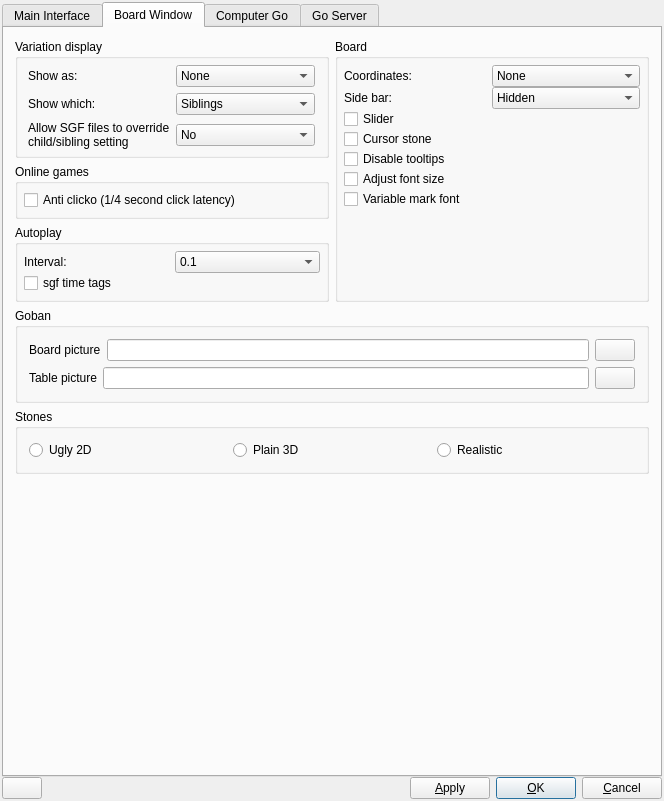
The window that src/preferences_gui.ui (bernds/q5Go) describes before a commit, drawn with Qt 5.
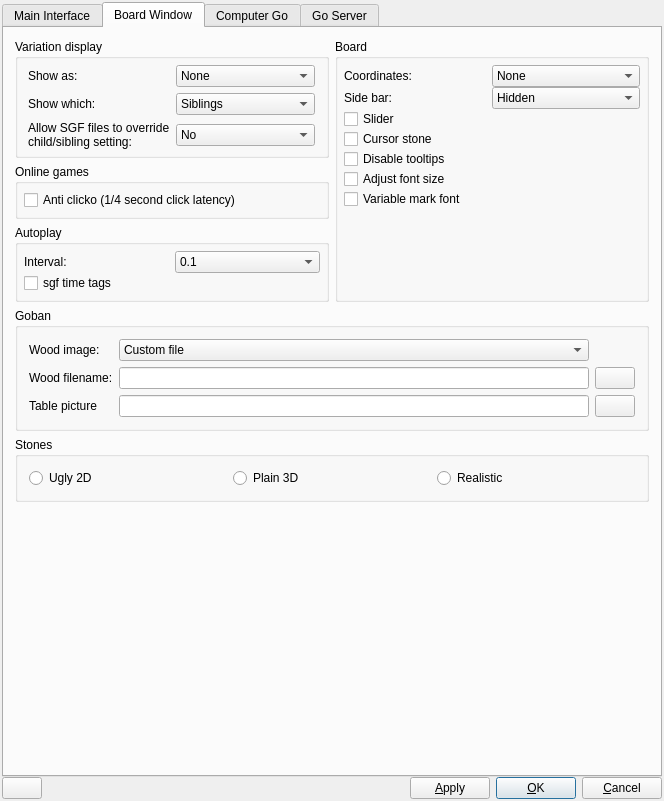
The same window after the commit. Icons and pictures are not drawn.

Commit message:
Fix handling of board wood images
First, make a combo box to make sure all the five available images can be
selected, as well as a custom filename.  Make the filename selection stay in
the same directory as the previous file if possible.

Then, move the loading code to settings, since imagehandler is per-window
and should not try to manage a single pixmap that is identical for all.

While there, also remove the unused altGhost pixmaps to further simplify the
code.

What changed in the file:
```diff
--- a/src/preferences_gui.ui
+++ b/src/preferences_gui.ui
@@ -955,6 +955,147 @@
        <string>Board Window</string>
       </attribute>
       <layout class="QGridLayout">
+       <item row="3" column="0" colspan="2">
+        <widget class="QGroupBox" name="GoEnginegroup_box_2">
+         <property name="title">
+          <string>Goban</string>
+         </property>
+         <layout class="QGridLayout">
+          <property name="leftMargin">
+           <number>11</number>
+          </property>
+          <property name="topMargin">
+           <number>11</number>
+          </property>
+          <property name="rightMargin">
+           <number>11</number>
+          </property>
+          <property name="bottomMargin">
+           <number>11</number>
+          </property>
+          <property name="spacing">
+           <number>6</number>
+          </property>
+          <item row="0" column="0">
+           <widget class="QLabel" name="label_6">
+            <property name="text">
+             <string>Wood image:</string>
+            </property>
+           </widget>
+          </item>
+          <item row="3" column="1">
+           <widget class="QLineEdit" name="LineEdit_Table">
+            <property name="sizePolicy">
+             <sizepolicy hsizetype="MinimumExpanding" vsizetype="Fixed">
+              <horstretch>0</horstretch>
+              <verstretch>0</verstretch>
+             </sizepolicy>
+            </property>
+            <property name="toolTip">
+             <string>Path to the table picture</string>
+            </property>
+            <property name="whatsThis">
+             <string>Path to the table picture.
+If the picture is not set, or unvalid, a default picture is used by qgo</string>
+            </property>
+           </widget>
+          </item>
+          <item row="3" column="0">
+           <widget class="QLabel" name="textLabel1_2">
+            <property name="text">
+             <string>Table picture</string>
+            </property>
+            <property name="wordWrap">
+             <bool>false</bool>
+            </property>
+           </widget>
+          </item>
+          <item row="0" column="1">
+           <widget class="QComboBox" name="woodComboBox">
+            <item>
+             <property name="text">
+              <string>Custom file</string>
+             </property>
+            </item>
+            <item>
+             <property name="text">
+              <string>Default 1</string>
+             </property>
+            </item>
+            <item>
+             <property name="text">
+              <string>Default 2</string>
+             </property>
+            </item>
+            <item>
+             <property name="text">
+              <string>Default 3</string>
+             </property>
+            </item>
+            <item>
+             <property name="text">
+              <string>Default 4</string>
+             </property>
+            </item>
+            <item>
+             <property name="text">
+              <string>Default 5</string>
+             </property>
+            </item>
+           </widget>
+          </item>
+          <item row="3" column="2">
+           <widget class="QPushButton" name="TablePicturePathButton">
+            <property name="text">
+             <string/>
+            </property>
+            <property name="icon">
+             <iconset resource="q4go.qrc">
+              <normaloff>:/PreferencesDialogGui/images/preferences/image1.png</normaloff>:/PreferencesDialogGui/images/preferences/image1.png</iconset>
+            </property>
+           </widget>
+          </item>
+          <item row="1" column="2">
+           <widget class="QPushButton" name="GobanPicturePathButton">
+            <property name="text">
+             <string/>
+            </property>
+            <property name="icon">
+             <iconset resource="q4go.qrc">
+              <normaloff>:/PreferencesDialogGui/images/preferences/image1.png</normaloff>:/PreferencesDialogGui/images/preferences/image1.png</iconset>
+            </property>
+           </widget>
+          </item>
+          <item row="1" column="1">
+           <widget class="QLineEdit" name="LineEdit_goban">
+            <property name="sizePolicy">
+             <sizepolicy hsizetype="Expanding" vsizetype="Fixed">
+              <horstretch>0</horstretch>
+              <verstretch>0</verstretch>
+             </sizepolicy>
+            </property>
+            <property name="toolTip">
+             <string>Path to the goban picture</string>
+            </property>
+            <property name="whatsThis">
+             <string>Path to the goban picture.
+If the picture is not set, or unvalid, a default goban is used by qgo</string>
+            </property>
+           </widget>
+          </item>
+          <item row="1" column="0">
+           <widget class="QLabel" name="textLabel1">
+            <property name="text">
+             <string>Wood filename:</string>
+            </property>
+            <property name="wordWrap">
+             <bool>false</bool>
+            </property>
+           </widget>
+          </item>
+         </layout>
+        </widget>
+       </item>
        <item row="0" column="1" rowspan="3">
         <widget class="QGroupBox" name="boardButtonGroup">
          <property name="title">
@@ -1120,114 +1261,6 @@
          </layout>
         </widget>
        </item>
-       <item row="3" column="0" colspan="2">
-        <widget class="QGroupBox" name="GoEnginegroup_box_2">
-         <property name="title">
-          <string>Goban</string>
-         </property>
-         <layout class="QGridLayout">
-          <property name="leftMargin">
-           <number>11</number>
-          </property>
-          <property name="topMargin">
-           <number>11</number>
-          </property>
-          <property name="rightMargin">
-           <number>11</number>
-          </property>
-          <property name="bottomMargin">
-           <number>11</number>
-          </property>
-          <property name="spacing">
-           <number>6</number>
-          </property>
-          <item row="0" column="0">
-           <layout class="QHBoxLayout">
-            <item>
-             <widget class="QLabel" name="textLabel1">
-              <property name="text">
-               <string>Board picture</string>
-              </property>
-              <property name="wordWrap">
-               <bool>false</bool>
-              </property>
-             </widget>
-            </item>
-            <item>
-             <widget class="QLineEdit" name="LineEdit_goban">
-              <property name="sizePolicy">
-               <sizepolicy hsizetype="MinimumExpanding" vsizetype="Fixed">
-                <horstretch>0</horstretch>
-                <verstretch>0</verstretch>
-               </sizepolicy>
-              </property>
-              <property name="toolTip">
-               <string>Path to the goban picture</string>
-              </property>
-              <property name="whatsThis">
-               <string>Path to the goban picture.
-If the picture is not set, or unvalid, a default goban is used by qgo</string>
-              </property>
-             </widget>
-            </item>
-            <item>
-             <widget class="QPushButton" name="GobanPicturePathButton">
-              <property name="text">
-               <string/>
-              </property>
-              <property name="icon">
-               <iconset resource="q4go.qrc">
-                <normaloff>:/PreferencesDialogGui/images/preferences/image1.png</normaloff>:/PreferencesDialogGui/images/preferences/image1.png</iconset>
-              </property>
-             </widget>
-            </item>
-           </layout>
-          </item>
-          <item row="1" column="0">
-           <layout class="QHBoxLayout">
-            <item>
-             <widget class="QLabel" name="textLabel1_2">
-              <property name="text">
-               <string>Table picture</string>
-              </property>
-              <property name="wordWrap">
-               <bool>false</bool>
-              </property>
-             </widget>
-            </item>
-            <item>
-             <widget class="QLineEdit" name="LineEdit_Table">
-              <property name="sizePolicy">
-               <sizepolicy hsizetype="MinimumExpanding" vsizetype="Fixed">
-                <horstretch>0</horstretch>
-                <verstretch>0</verstretch>
-               </sizepolicy>
-              </property>
-              <property name="toolTip">
-               <string>Path to the table picture</string>
-              </property>
-              <property name="whatsThis">
-               <string>Path to the table picture.
-If the picture is not set, or unvalid, a default picture is used by qgo</string>
-              </property>
-             </widget>
-            </item>
-            <item>
-             <widget class="QPushButton" name="TablePicturePathButton">
-              <property name="text">
-               <string/>
-              </property>
-              <property name="icon">
-               <iconset resource="q4go.qrc">
-                <normaloff>:/PreferencesDialogGui/images/preferences/image1.png</normaloff>:/PreferencesDialogGui/images/preferences/image1.png</iconset>
-              </property>
-             </widget>
-            </item>
-           </layout>
-          </item>
-         </layout>
-        </widget>
-       </item>
        <item row="1" column="0">
         <widget class="QGroupBox" name="antiClickoGroup">
          <property name="sizePolicy">
@@ -1443,7 +1476,7 @@
              <widget class="QLabel" name="label_5">
               <property name="text">
                <string>Allow SGF files to override
-child/sibling setting</string>
+child/sibling setting:</string>
               </property>
              </widget>
             </item>
```
Left out of the diff: 32 changed lines with no effect on the pictures. The commit also changes 23 other files.
